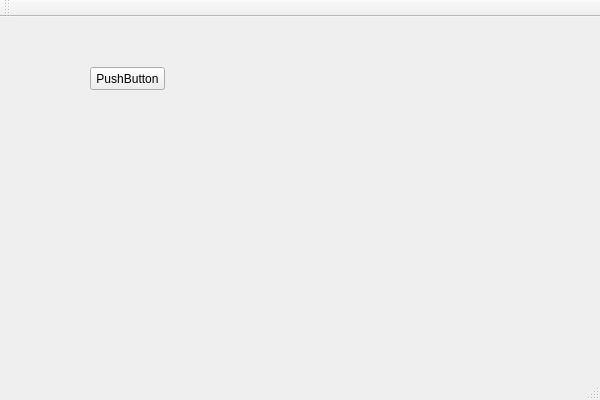
The window that qtexcelreader.ui (AndreyMlashkin/QtExcelReader) describes before a commit, drawn with Qt 5.
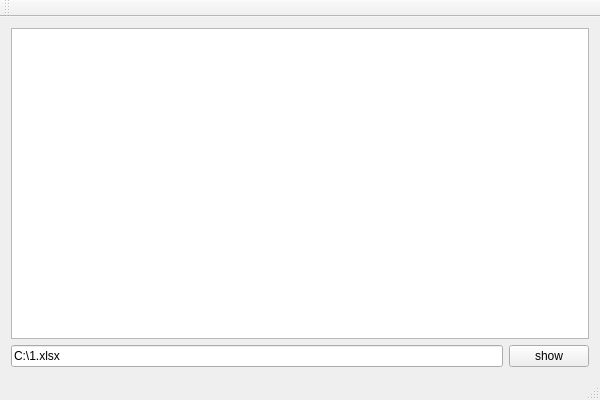
The same window after the commit.

Commit message: data from excel is showing in the table now

What changed in the file:
```diff
--- a/qtexcelreader.ui
+++ b/qtexcelreader.ui
@@ -14,19 +14,29 @@
    <string>QtExcelReader</string>
   </property>
   <widget class="QWidget" name="centralWidget">
-   <widget class="QPushButton" name="runExcel">
-    <property name="geometry">
-     <rect>
-      <x>90</x>
-      <y>50</y>
-      <width>75</width>
-      <height>23</height>
-     </rect>
-    </property>
-    <property name="text">
-     <string>PushButton</string>
-    </property>
-   </widget>
+   <layout class="QVBoxLayout" name="verticalLayout">
+    <item>
+     <widget class="QTableView" name="table"/>
+    </item>
+    <item>
+     <layout class="QHBoxLayout" name="horizontalLayout">
+      <item>
+       <widget class="QLineEdit" name="path">
+        <property name="text">
+         <string>C:\1.xlsx</string>
+        </property>
+       </widget>
+      </item>
+      <item>
+       <widget class="QPushButton" name="runExcel">
+        <property name="text">
+         <string>show</string>
+        </property>
+       </widget>
+      </item>
+     </layout>
+    </item>
+   </layout>
   </widget>
   <widget class="QMenuBar" name="menuBar">
    <property name="geometry">
```
Left out of the diff: 6 changed lines with no effect on the pictures. The commit also changes 4 other files.
